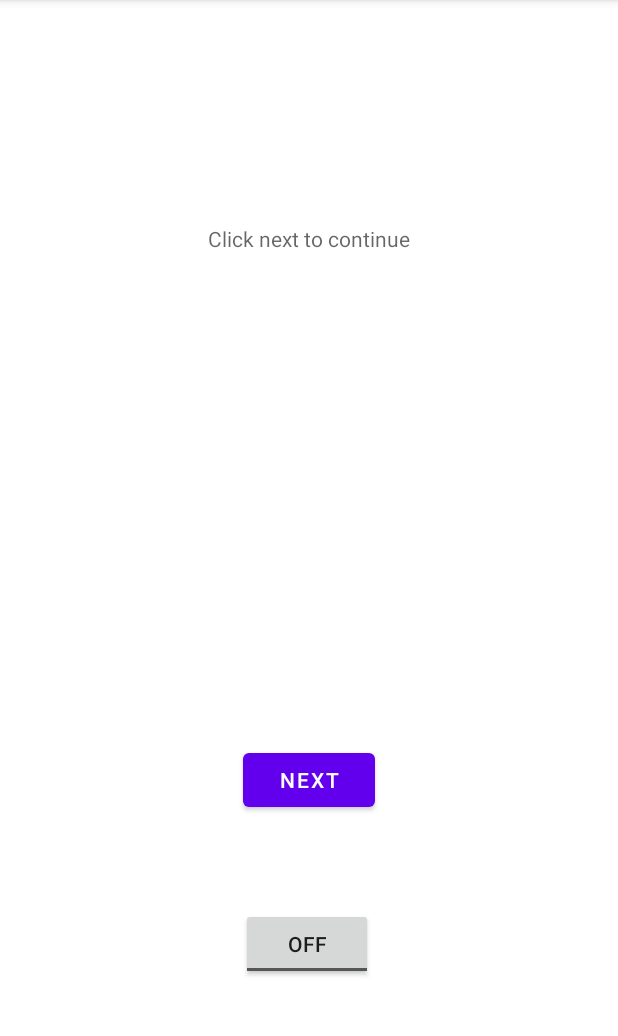
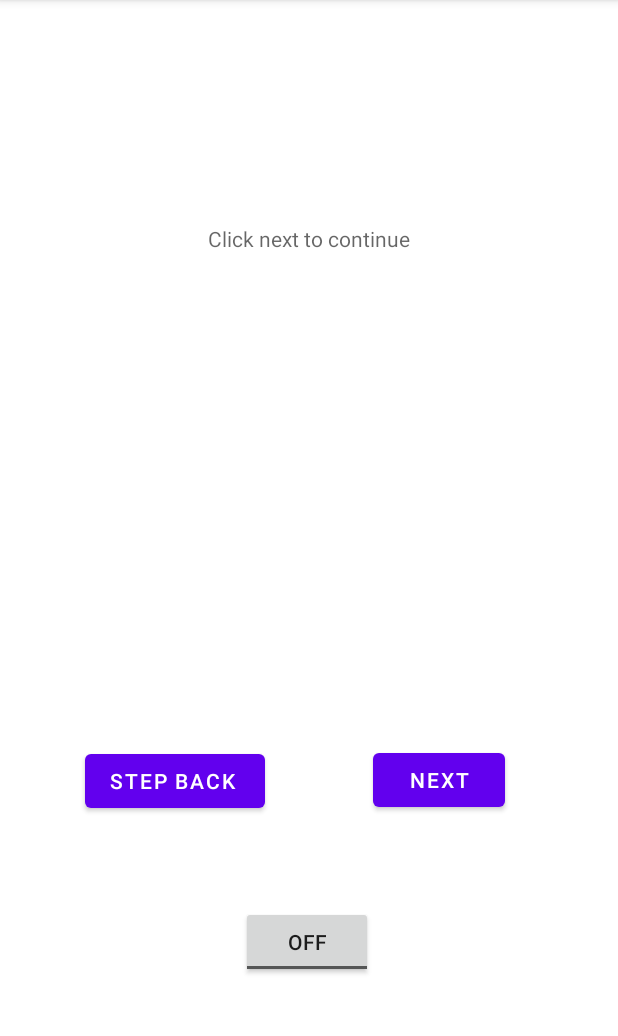
Before and after one commit to CSE-110-Spring-2022/zooseeker-cse-110-team-16, an Android app: the DirectionsActivity screen opened directly, with no data from a screen before it, on a phone screen of 412 x 824 dp, the part 84-1120 px from its top. Run offline under Robolectric (Android 15) with nearby library versions, the phone set to English and light mode, and no system bars; our stand-ins replace Room's generated code; libraries missing offline, so code that uses them is left out: org.jgrapht, org.jgrapht.alg, org.jgrapht.graph, org.jgrapht.nio; 3 statements that could not run were skipped.

Commit message:
implemented step back button functionality and reversed directions for when stepping back

```diff
--- a/app/src/main/java/com/example/cse110lab5/DirectionsActivity.java
+++ b/app/src/main/java/com/example/cse110lab5/DirectionsActivity.java
@@ -13,11 +13,13 @@ import org.jgrapht.GraphPath;
 import org.jgrapht.alg.shortestpath.DijkstraShortestPath;
 
 import java.util.ArrayList;
+import java.util.Collections;
 import java.util.List;
 import java.util.Map;
 
 public class DirectionsActivity extends AppCompatActivity {
     private int numNextClicks = 0;
+    private int numBackClicks = 0;
     private List<GraphPath<String, IdentifiedWeightedEdge>> route = new ArrayList<>();
     private List<String> sortedVertexList;
     private final ZooData zooData = new ZooData();
@@ -140,4 +142,83 @@ public class DirectionsActivity extends AppCompatActivity {
         }
 
     }
+
+    public void onBackBtnClick(View view) {
+        if (numNextClicks > 1) {
+            numNextClicks--;
+            numBackClicks++;
+
+            GraphPath<String, IdentifiedWeightedEdge> path = this.route.get(numNextClicks - 1);
+
+
+            Map<String, ZooData.VertexInfo> vInfo = zooData.getVertexDatabase();
+            Map<String, ZooData.EdgeInfo> eInfo = zooData.getEdgeDatabase();
+
+            int numPaths = route.size();
+            int i = 0;
+            int j = 0;
+            if (numNextClicks <= numPaths) {
+
+                current_brief_directions +=
+                        (j + 1)
+                        + " Walk " + path.getWeight()
+                        + " meters from " + path.getEndVertex()
+                        + " to " + path.getStartVertex()
+                        + "\n\n";
+                j++;
+
+                current_detailed_directions = "";
+                Collections.reverse(path.getEdgeList());
+                for (IdentifiedWeightedEdge e : path.getEdgeList()) {
+                    if (i == 0) {
+                        start = path.getStartVertex();
+                        end = path.getEndVertex();
+                    }
+                    IdentifiedWeightedEdge previousEdge;
+                    String source = vInfo.get(edgeData.getEdgeSource(e).toString()).name;
+                    String target = vInfo.get(edgeData.getEdgeTarget(e).toString()).name;
+                    if (numNextClicks == 1) {
+                        current = "entrance_exit_gate";
+                    }
+
+                    //need to reverse edge
+                    boolean switchEdge = false;
+                    if (target == current) {
+                        switchEdge = true;
+                        source = vInfo.get(edgeData.getEdgeTarget(e).toString()).name;
+                        target = vInfo.get(edgeData.getEdgeSource(e).toString()).name;
+                    }
+
+                    current_detailed_directions +=
+                            (i + 1)
+                            + " Walk " + edgeData.getEdgeWeight(e)
+                            + " meters along " + eInfo.get(e.getId()).street
+                            + " from " + target
+                            + " to " + source
+                            + "\n\n";
+                    i++;
+//                end = vInfo.get(edgeData.getEdgeTarget(e)).name;
+                    if (!switchEdge) {
+                        current = vInfo.get(edgeData.getEdgeTarget(e).toString()).name;
+                    }
+                    else {
+                        current = vInfo.get(edgeData.getEdgeSource(e).toString()).name;
+                    }
+
+                }
+                title = "The shortest path from " + start + " to " + end;
+
+                TextView directionsTextView = (TextView) findViewById(R.id.directionsView);
+                directionsTextView.setText(title + "\n\n" + current_detailed_directions);
+
+            }
+
+
+            title = "The shortest path from " + path.getEndVertex() + " to " + path.getStartVertex();
+
+            TextView directionsTextView = (TextView) findViewById(R.id.directionsView);
+            directionsTextView.setText(title + "\n\n" + current_detailed_directions);
+        }
+
+    }
 }
--- a/app/src/main/res/layout/activity_directions.xml
+++ b/app/src/main/res/layout/activity_directions.xml
@@ -20,21 +20,37 @@
         android:id="@+id/next_btn"
         android:layout_width="wrap_content"
         android:layout_height="wrap_content"
+        android:layout_marginEnd="1dp"
         android:layout_marginBottom="224dp"
         android:onClick="onNextBtnClick"
         android:text="Next"
         app:layout_constraintBottom_toBottomOf="parent"
         app:layout_constraintEnd_toEndOf="parent"
+        app:layout_constraintHorizontal_bias="0.77"
+        app:layout_constraintStart_toEndOf="@+id/back_btn"
         app:layout_constraintStart_toStartOf="parent" />
 
     <ToggleButton
         android:id="@+id/directionsTypeButton"
         android:layout_width="wrap_content"
         android:layout_height="wrap_content"
-        android:layout_marginTop="61dp"
-        android:layout_marginEnd="1dp"
+        android:layout_marginTop="60dp"
+        android:layout_marginEnd="88dp"
+        android:onClick="onToggleBtnClick"
         android:text="Brief/Detailed Toggle"
-        android:onClick="onToggleBtnClick"
         app:layout_constraintEnd_toEndOf="@+id/next_btn"
         app:layout_constraintTop_toBottomOf="@+id/next_btn" />
+
+    <Button
+        android:id="@+id/back_btn"
+        android:layout_width="wrap_content"
+        android:layout_height="wrap_content"
+        android:layout_marginEnd="15dp"
+        android:layout_marginBottom="59dp"
+        android:text="Step Back
+"
+        android:onClick="onBackBtnClick"
+        app:layout_constraintBottom_toTopOf="@+id/directionsTypeButton"
+        app:layout_constraintEnd_toStartOf="@+id/next_btn"
+        app:layout_constraintStart_toStartOf="parent" />
 </androidx.constraintlayout.widget.ConstraintLayout>
```
